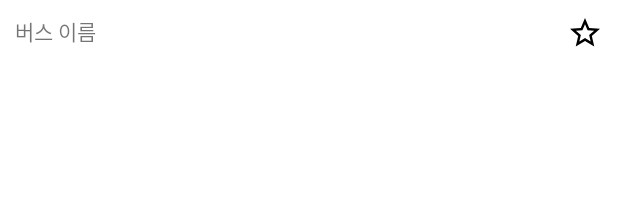
After one commit to J1WonLee/MyBus_v4, an Android app: the layout main_bus_item_list.xml on its own in the app's theme, with its tools: preview values and no code run, on a phone screen of 412 x 824 dp. The commit adds this screen. Shown: the top 208 px of the screen. Run offline under Robolectric (Android 15) with nearby library versions, the phone set to English and light mode, and no system bars.

Commit message:
09-11 메인화면 ui , 정류장 버스 클릭시 슬라이딩 패널 ui작업

```diff
--- a/app/build.gradle
+++ b/app/build.gradle
@@ -91,4 +91,6 @@ dependencies {
 
     implementation 'com.squareup.retrofit2:converter-scalars:2.1.0'
 
+    implementation 'com.github.hannesa2:AndroidSlidingUpPanel:4.2.1'
+
 }
--- /dev/null
+++ b/app/src/main/res/layout/main_bus_item_list.xml
@@ -0,0 +1,42 @@
+<?xml version="1.0" encoding="utf-8"?>
+<LinearLayout
+    xmlns:android="http://schemas.android.com/apk/res/android"
+    android:layout_width="match_parent"
+    android:layout_height="100dp">
+
+    <LinearLayout
+        android:padding="10dp"
+        android:orientation="horizontal"
+        android:id="@+id/fav_contents"
+        android:layout_width="match_parent"
+        android:layout_height="match_parent">
+
+        <TextView
+            android:id="@+id/bus_name"
+            android:layout_width="wrap_content"
+            android:layout_height="wrap_content"
+            android:gravity="center_vertical"
+            android:text="버스 이름" />
+
+        <View
+            android:layout_height="0dp"
+            android:layout_width="0dp"
+            android:layout_weight="1" />
+
+        <View
+            android:layout_height="0dp"
+            android:layout_width="0dp"
+            android:layout_weight="1" />
+
+        <ImageView
+            android:src="@drawable/ic_baseline_star_border_24"
+            android:id="@+id/bus_alarm"
+            android:layout_width="wrap_content"
+            android:layout_height="wrap_content"
+            android:text="버스"
+            android:layout_gravity="left" />
+
+    </LinearLayout>
+
+
+</LinearLayout>
--- a/settings.gradle
+++ b/settings.gradle
@@ -12,6 +12,7 @@ dependencyResolutionManagement {
         jcenter()
         mavenCentral()
         maven {url 'https://devrepo.kakao.com/nexus/content/groups/public/'}
+        maven { url 'https://jitpack.io' }
     }
 }
 rootProject.name = "MyBus"
```
Also changed, not shown: app/src/main/java/com/example/mybus/MainActivity.java (+42 -0 lines), app/src/main/java/com/example/mybus/mainadapter/MainFavAdapter.java (+21 -0 lines), app/src/main/res/layout/activity_main.xml (+52 -2 lines).
